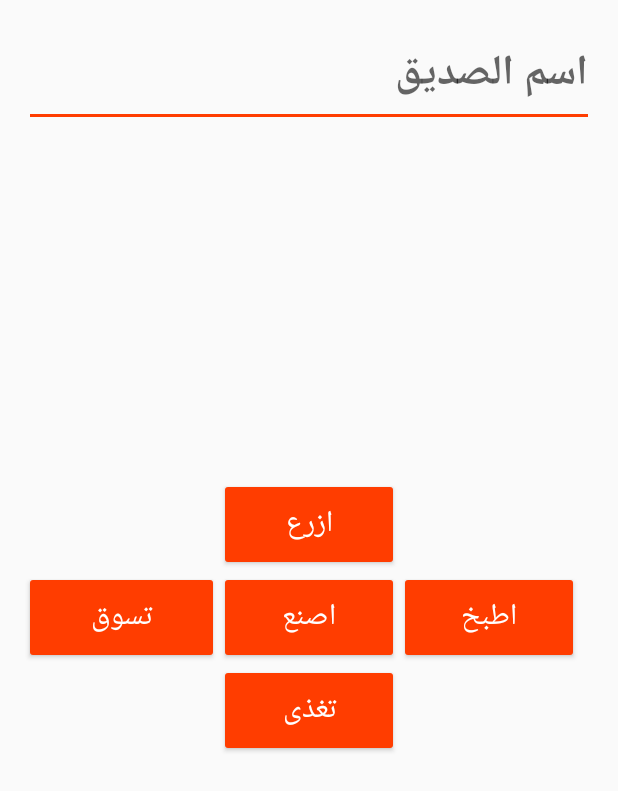
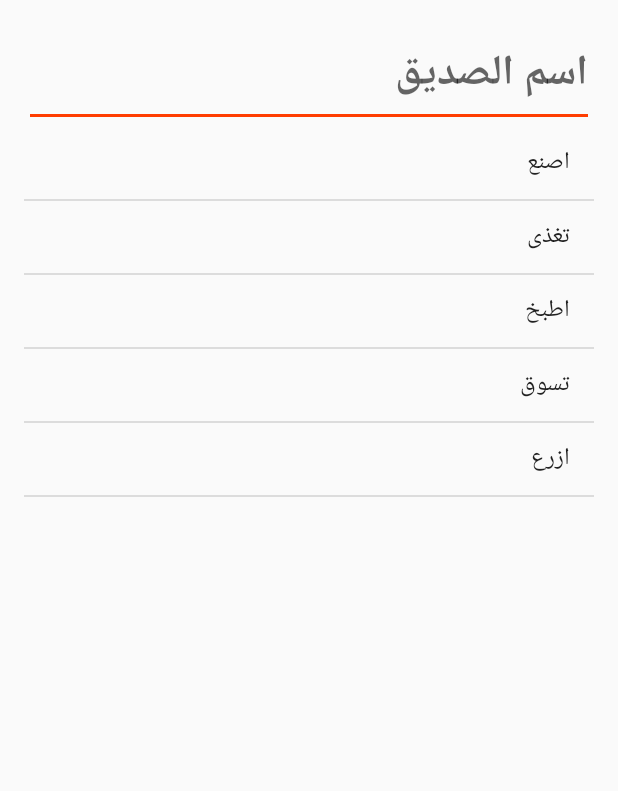
Before and after one commit to moahmedegyptair/ShareWithMe, an Android app: the screen it shows after launch (MainActivity), on a phone screen of 412 x 824 dp. Shown: the top 791 px of the screen. Run offline under Robolectric (Android 15) with nearby library versions, the phone set to English and light mode, and no system bars.

Commit message:
Main Activity with ListView

```diff
--- a/app/src/main/java/com/dandara/nourishlocal/MainActivity.java
+++ b/app/src/main/java/com/dandara/nourishlocal/MainActivity.java
@@ -6,8 +6,10 @@ import android.content.Intent;
 import android.os.Bundle;
 import android.util.Log;
 import android.view.View;
+import android.widget.AdapterView;
 import android.widget.Button;
 import android.widget.EditText;
+import android.widget.ListView;
 
 public class MainActivity extends AppCompatActivity {
 
@@ -17,13 +19,23 @@ public class MainActivity extends AppCompatActivity {
     private Button btnEat;
     private Button btnShop;
     private Button btnGrow;
-    public static final String TAG = MainActivity.class.getName();
+    //public static final String TAG = MainActivity.class.getName();
 
+    private ListView typeListView;
     @Override
     protected void onCreate(Bundle savedInstanceState) {
         super.onCreate(savedInstanceState);
         setContentView(R.layout.activity_main);
         txtInputUser = findViewById(R.id.txtInputUser);
+        typeListView = findViewById(R.id.typesListView);
+        typeListView.setOnItemClickListener(new AdapterView.OnItemClickListener() {
+            @Override
+            public void onItemClick(AdapterView<?> parent, View view, int position, long id) {
+                //Log.i(TAG, position + "");
+                getIntent(getResources().getStringArray(R.array.types)[position]);
+            }
+        });
+        /*
         btnMake = findViewById(R.id.btnMake);
         btnCook = findViewById(R.id.btnCook);
         btnEat = findViewById(R.id.btnEat);
@@ -61,7 +73,7 @@ public class MainActivity extends AppCompatActivity {
                 getIntent(btnGrow.getText().toString());
             }
         });
-
+        */
     }
 
     private void getIntent(String type) {
--- a/app/src/main/res/layout/activity_main.xml
+++ b/app/src/main/res/layout/activity_main.xml
@@ -23,56 +23,13 @@
         android:textColor="@android:color/holo_blue_dark"
         android:autofillHints="@string/txtHint" />
 
-    <Button
-        android:id="@+id/btnMake"
-        android:layout_width="120dp"
-        android:layout_height="62dp"
+    <ListView
+        android:layout_width="match_parent"
+        android:layout_height="match_parent"
+        android:layout_below="@id/txtInputUser"
         android:layout_centerHorizontal="true"
-        android:layout_centerVertical="true"
-        android:text="@string/make"
-        android:textSize="20sp"
-        style="@style/Widget.AppCompat.Button.Colored" />
-
-    <Button
-        android:id="@+id/btnGrow"
-        android:layout_width="120dp"
-        android:layout_height="62dp"
-        android:layout_above="@id/btnMake"
-        android:layout_toRightOf="@id/btnShop"
-        android:layout_toEndOf="@id/btnShop"
-        android:text="@string/grow"
-        android:textSize="20sp"
-        style="@style/Widget.AppCompat.Button.Colored" />
-
-    <Button
-        android:id="@+id/btnShop"
-        android:layout_width="132dp"
-        android:layout_height="62dp"
-        android:layout_alignBottom="@id/btnMake"
-        android:layout_toStartOf="@id/btnMake"
-        android:text="@string/shop"
-        android:textSize="20sp"
-        style="@style/Widget.AppCompat.Button.Colored" />
-
-    <Button
-        android:id="@+id/btnEat"
-        android:layout_width="120dp"
-        android:layout_height="62dp"
-        android:layout_below="@id/btnMake"
-        android:layout_toStartOf="@id/btnCook"
-        android:text="@string/eat"
-        android:textSize="20sp"
-        style="@style/Widget.AppCompat.Button.Colored" />
-
-    <Button
-        android:id="@+id/btnCook"
-        android:layout_width="120dp"
-        android:layout_height="62dp"
-        android:layout_alignBottom="@id/btnMake"
-        android:layout_toEndOf="@id/btnMake"
-        android:text="@string/cook"
-        android:textSize="20sp"
-        style="@style/Widget.AppCompat.Button.Colored" />
+        android:entries="@array/types"
+        android:id="@+id/typesListView" />
 
 
 </RelativeLayout>
--- a/app/src/main/res/values/strings.xml
+++ b/app/src/main/res/values/strings.xml
@@ -17,4 +17,11 @@
     <string name="grow_description">عند زراعة الغذاء محليا فإنك تساهم في الحفاظ على الأراضي الزراعية و المساحات المفتوحة في مجتمعك. الزراعة المحلية تساعد في تقليل استهلاك الوقود عالميا، بسبب قرب المسافة التي تستغرق لنقل الغذاء، مما يؤدي إلى الحفاظ على البيئة.</string>
     <string name="shop_description">شراء منتجات محلية يسهم في تقوية الإقتصاد المحلي للمجتمع، يقلل من استخدام الوقود عالميا بسبب قصر مسافة نقل المنتجات، و يزيد من اصرار صاحب المشروع على الإنتاج محليا. عند التعامل مع شركة ناشئة محلية فإن صاحب المشروع يكون أقرب إلى الزبائن مما يؤدي إلى خدمة أفضل لك.</string>
     <string name="TypeImage">TypeImage</string>
+    <string-array name="types">
+        <item>@string/make</item>
+        <item>@string/eat</item>
+        <item>@string/cook</item>
+        <item>@string/shop</item>
+        <item>@string/grow</item>
+    </string-array>
 </resources>
```
